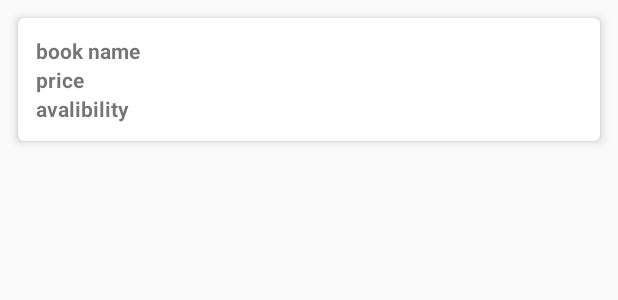
After one commit to KeshavaTelan/Cloudbrary, an Android app: the layout book_list.xml on its own in the app's theme, with its tools: preview values and no code run, on a phone screen of 412 x 824 dp. The commit adds this screen. Shown: the top 300 px of the screen. Run offline under Robolectric (Android 15) with nearby library versions, the phone set to English and light mode, and no system bars.

Commit message:
fifith commit:search adctivity

```diff
--- a/app/build.gradle
+++ b/app/build.gradle
@@ -32,8 +32,10 @@ dependencies {
 
     implementation 'com.google.firebase:firebase-analytics:18.0.2'
     implementation 'com.google.firebase:firebase-auth:20.0.2'
-    implementation 'com.google.firebase:firebase-firestore:22.1.0'
-    implementation 'com.google.firebase:firebase-storage:19.2.1'
+
+    implementation 'com.firebaseui:firebase-ui-firestore:6.3.0'
+    implementation 'com.firebaseui:firebase-ui-storage:6.3.0'
+
     testImplementation 'junit:junit:4.12'
     androidTestImplementation 'androidx.test.ext:junit:1.1.2'
     androidTestImplementation 'androidx.test.espresso:espresso-core:3.3.0'
--- a/app/src/main/AndroidManifest.xml
+++ b/app/src/main/AndroidManifest.xml
@@ -13,7 +13,8 @@
         android:roundIcon="@mipmap/ic_launcher_round"
         android:supportsRtl="true"
         android:theme="@style/Theme.AppCompat.Light.NoActionBar">
-        <activity android:name=".adminpage"></activity>
+        <activity android:name=".searchAct"></activity>
+        <activity android:name=".adminpage" />
         <activity android:name=".home" />
         <activity android:name=".login">
             <intent-filter>
@@ -22,7 +23,7 @@
                 <category android:name="android.intent.category.LAUNCHER" />
             </intent-filter>
         </activity>
-        <activity android:name=".MainActivity"></activity>
+        <activity android:name=".MainActivity" />
     </application>
 
 </manifest>
--- a/app/src/main/java/com/keshava/cloudbrary/adminpage.java
+++ b/app/src/main/java/com/keshava/cloudbrary/adminpage.java
@@ -68,7 +68,7 @@ public class adminpage extends AppCompatActivity {
             @Override
             public void onClick(View v) {
                 FirebaseAuth.getInstance().signOut();
-                Intent logout = new Intent(adminpage.this, long.class);
+                Intent logout = new Intent(adminpage.this, login.class);
                 startActivity(logout);
             }
         });
--- /dev/null
+++ b/app/src/main/res/drawable/searchico.xml
@@ -0,0 +1,5 @@
+<vector android:height="24dp" android:tint="#393939"
+    android:viewportHeight="24" android:viewportWidth="24"
+    android:width="24dp" xmlns:android="http://schemas.android.com/apk/res/android">
+    <path android:fillColor="@android:color/white" android:pathData="M15.5,14h-0.79l-0.28,-0.27C15.41,12.59 16,11.11 16,9.5 16,5.91 13.09,3 9.5,3S3,5.91 3,9.5 5.91,16 9.5,16c1.61,0 3.09,-0.59 4.23,-1.57l0.27,0.28v0.79l5,4.99L20.49,19l-4.99,-5zM9.5,14C7.01,14 5,11.99 5,9.5S7.01,5 9.5,5 14,7.01 14,9.5 11.99,14 9.5,14z"/>
+</vector>
--- /dev/null
+++ b/app/src/main/res/layout/book_list.xml
@@ -0,0 +1,75 @@
+<?xml version="1.0" encoding="utf-8"?>
+<androidx.cardview.widget.CardView xmlns:android="http://schemas.android.com/apk/res/android"
+    android:layout_width="match_parent"
+    android:layout_height="wrap_content"
+    xmlns:app="http://schemas.android.com/apk/res-auto"
+    android:id="@+id/card_view"
+    android:layout_margin="12dp"
+    app:cardElevation="4dp"
+    app:cardCornerRadius="4dp"
+   >
+    <androidx.constraintlayout.widget.ConstraintLayout
+        android:layout_width="match_parent"
+        android:layout_height="match_parent"
+        android:padding="12dp">
+
+        <TextView
+            android:id="@+id/item_user_id_label"
+            android:layout_width="wrap_content"
+            android:layout_height="wrap_content"
+            android:text="book name"
+            android:textStyle="bold"
+            app:layout_constraintStart_toStartOf="parent"
+            app:layout_constraintTop_toTopOf="parent" />
+
+        <TextView
+            android:id="@+id/book_name"
+            android:layout_width="wrap_content"
+            android:layout_height="wrap_content"
+            android:layout_marginStart="12dp"
+            app:layout_constraintStart_toEndOf="@id/item_user_id_label"
+            app:layout_constraintTop_toTopOf="@id/item_user_id_label" />
+
+        <TextView
+            android:id="@+id/item_first_name_label"
+            android:layout_width="wrap_content"
+            android:layout_height="wrap_content"
+            android:text="price"
+            android:textStyle="bold"
+            app:layout_constraintStart_toStartOf="parent"
+            app:layout_constraintTop_toBottomOf="@id/item_user_id_label" />
+
+        <TextView
+            android:id="@+id/book_price"
+            android:layout_width="wrap_content"
+            android:layout_height="wrap_content"
+            android:layout_marginStart="12dp"
+            app:layout_constraintStart_toEndOf="@id/item_first_name_label"
+            app:layout_constraintTop_toTopOf="@id/item_first_name_label"
+            />
+
+        <TextView
+            android:id="@+id/item_last_name_label"
+            android:layout_width="wrap_content"
+            android:layout_height="wrap_content"
+            android:text="avalibility"
+            android:textStyle="bold"
+            app:layout_constraintStart_toStartOf="parent"
+            app:layout_constraintTop_toBottomOf="@id/item_first_name_label" />
+
+        <TextView
+            android:id="@+id/book_avalibility"
+            android:layout_width="wrap_content"
+            android:layout_height="wrap_content"
+            android:layout_marginStart="12dp"
+            app:layout_constraintStart_toEndOf="@id/item_last_name_label"
+            app:layout_constraintTop_toTopOf="@id/item_last_name_label"
+            />
+
+
+
+    </androidx.constraintlayout.widget.ConstraintLayout>
+
+
+
+</androidx.cardview.widget.CardView>
```
Also changed, not shown: app/src/main/java/com/keshava/cloudbrary/Books.java (added, +66 -0 lines), app/src/main/java/com/keshava/cloudbrary/BooksrecycleAdapter.java (added, +85 -0 lines), app/src/main/java/com/keshava/cloudbrary/home.java (+11 -1 lines), app/src/main/java/com/keshava/cloudbrary/login.java (+52 -2 lines), app/src/main/java/com/keshava/cloudbrary/searchAct.java (added, +143 -0 lines), app/src/main/res/layout/activity_home.xml (+10 -0 lines), app/src/main/res/layout/activity_search.xml (added, +71 -0 lines).
